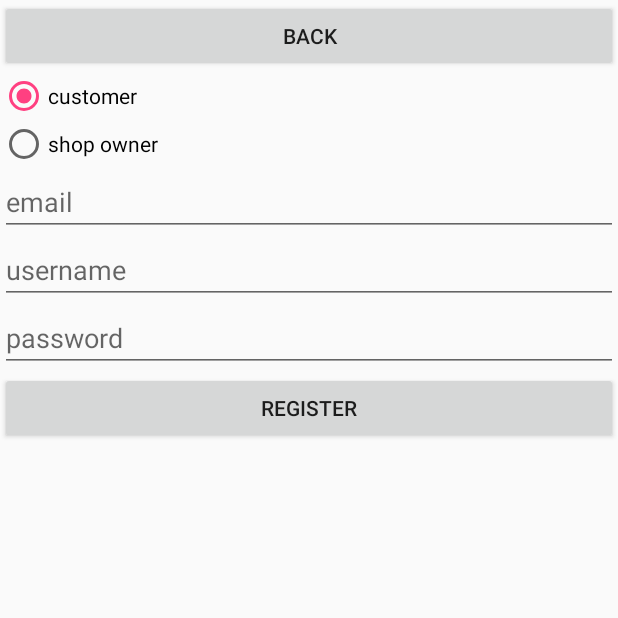
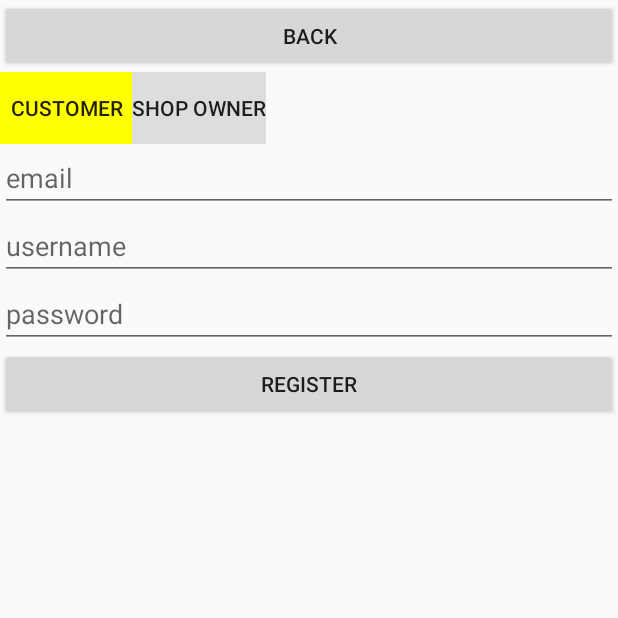
Before and after one commit to mickey0142/CafeCoffee, an Android app: the fragment RegisterFragment placed in its activity, on a phone screen of 412 x 824 dp, the top half of it. Run offline under Robolectric (Android 15) with nearby library versions, the phone set to English and light mode, and no system bars; our stand-ins replace Firebase (no records; nobody signed in at launch, a user with empty details on screens opened directly).

Commit message:
add home for customer and shopOwner add Beverage, Condiment, Order class

```diff
--- a/app/src/main/java/com/coffee/cafe/app/mobile/cafecoffee/RegisterFragment.java
+++ b/app/src/main/java/com/coffee/cafe/app/mobile/cafecoffee/RegisterFragment.java
@@ -1,5 +1,6 @@
 package com.coffee.cafe.app.mobile.cafecoffee;
 
+import android.graphics.Color;
 import android.os.Bundle;
 import android.support.annotation.NonNull;
 import android.support.annotation.Nullable;
@@ -10,8 +11,6 @@ import android.view.View;
 import android.view.ViewGroup;
 import android.widget.Button;
 import android.widget.EditText;
-import android.widget.RadioButton;
-import android.widget.RadioGroup;
 import android.widget.Toast;
 
 import com.google.android.gms.tasks.OnFailureListener;
@@ -27,6 +26,7 @@ public class RegisterFragment extends Fragment {
 
     FirebaseAuth fbAuth = FirebaseAuth.getInstance();
     FirebaseFirestore fbStore = FirebaseFirestore.getInstance();
+    String type = "customer";
 
     @Nullable
     @Override
@@ -38,16 +38,39 @@ public class RegisterFragment extends Fragment {
     public void onActivityCreated(@Nullable Bundle savedInstanceState) {
         super.onActivityCreated(savedInstanceState);
 
+        initTypeButton();
         initRegisterButton();
         initBackButton();
     }
 
+    void initTypeButton()
+    {
+        final Button customerButton = getView().findViewById(R.id.register_customer_button);
+        final Button shopOwnerButton = getView().findViewById(R.id.register_shop_owner_button);
+        customerButton.setOnClickListener(new View.OnClickListener() {
+            @Override
+            public void onClick(View v) {
+                type = "customer";
+                customerButton.setBackgroundColor(Color.parseColor("#FFFF00"));
+                shopOwnerButton.setBackgroundColor(Color.parseColor("#DDDDDD"));
+            }
+        });
+        shopOwnerButton.setOnClickListener(new View.OnClickListener() {
+            @Override
+            public void onClick(View v) {
+                type = "shopOwner";
+                customerButton.setBackgroundColor(Color.parseColor("#DDDDDD"));
+                shopOwnerButton.setBackgroundColor(Color.parseColor("#FFFF00"));
+            }
+        });
+    }
+
     void initRegisterButton()
     {
-        RadioGroup radioGroup = getView().findViewById(R.id.register_type_group);
-        int id = radioGroup.getCheckedRadioButtonId();
-        RadioButton radioButton = getView().findViewById(id);
-        String type = radioButton.getText().toString();
+        Button registerButton = getView().findViewById(R.id.register_register_button);
+        registerButton.setOnClickListener(new View.OnClickListener() {
+            @Override
+            public void onClick(View v) {
                 EditText email = getView().findViewById(R.id.register_email);
                 EditText username = getView().findViewById(R.id.register_username);
                 EditText password = getView().findViewById(R.id.register_password);
@@ -90,6 +113,9 @@ public class RegisterFragment extends Fragment {
                     }
                 });
             }
+        });
+
+    }
 
     private void sendVerifyEmail(FirebaseUser user){
         user.sendEmailVerification().addOnSuccessListener(new OnSuccessListener<Void>() {
--- a/app/src/main/res/layout/fragment_shop.xml
+++ b/app/src/main/res/layout/fragment_customer_home.xml
@@ -9,7 +9,7 @@
         android:layout_height="wrap_content" />
 
     <Button
-        android:id="@+id/shop_logout_button"
+        android:id="@+id/customer_home_logout_button"
         android:layout_width="match_parent"
         android:layout_height="wrap_content"
         android:text="log out"/>
--- a/app/src/main/res/layout/fragment_register.xml
+++ b/app/src/main/res/layout/fragment_register.xml
@@ -9,26 +9,27 @@
         android:layout_height="wrap_content"
         android:text="back"/>
 
-    <RadioGroup
-        android:id="@+id/register_type_group"
+    <LinearLayout
         android:layout_width="wrap_content"
-        android:layout_height="wrap_content" >
+        android:layout_height="wrap_content"
+        android:orientation="horizontal">
 
-        <RadioButton
-            android:id="@+id/register_customer_radio_button"
+        <Button
+            android:id="@+id/register_customer_button"
             android:layout_width="wrap_content"
             android:layout_height="wrap_content"
             android:layout_weight="1"
             android:text="customer"
-            android:checked="true"/>
+            android:background="#FFFF00"/>
 
-        <RadioButton
-            android:id="@+id/register_shop_owner_radio_button"
+        <Button
+            android:id="@+id/register_shop_owner_button"
             android:layout_width="wrap_content"
             android:layout_height="wrap_content"
             android:layout_weight="1"
-            android:text="shop owner" />
-    </RadioGroup>
+            android:text="shop owner"
+            android:background="#DDDDDD"/>
+    </LinearLayout>
 
     <EditText
         android:id="@+id/register_email"
```
Also changed, not shown: app/src/main/java/Model/Beverage.java (added, +66 -0 lines), app/src/main/java/Model/Condiment.java (added, +37 -0 lines), app/src/main/java/Model/Order.java (added, +62 -0 lines), app/src/main/java/com/coffee/cafe/app/mobile/cafecoffee/CustomerHomeFragment.java (added, +47 -0 lines), app/src/main/java/com/coffee/cafe/app/mobile/cafecoffee/LoginFragment.java (+12 -7 lines), app/src/main/java/com/coffee/cafe/app/mobile/cafecoffee/ShopOwnerHomeFragment.java (renamed from app/src/main/java/com/coffee/cafe/app/mobile/cafecoffee/ShopFragment.java, +3 -4 lines), app/src/main/res/layout/fragment_shop_owner_home.xml (added, +17 -0 lines). Lines whose indentation alone changed are shown as unchanged.
